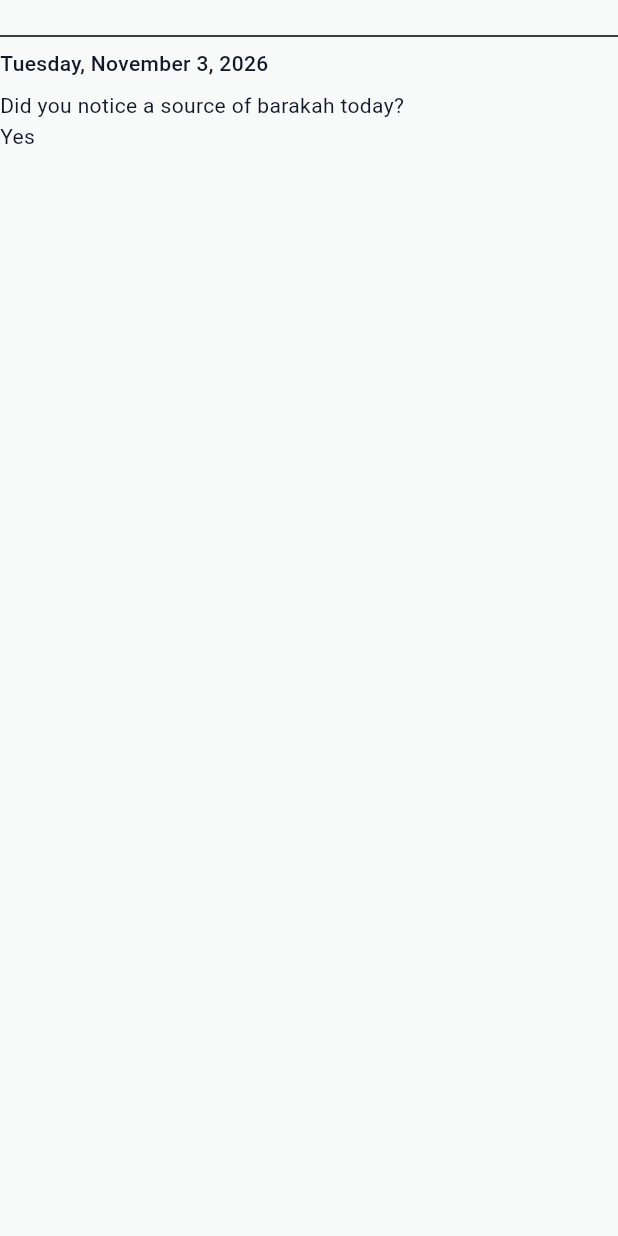
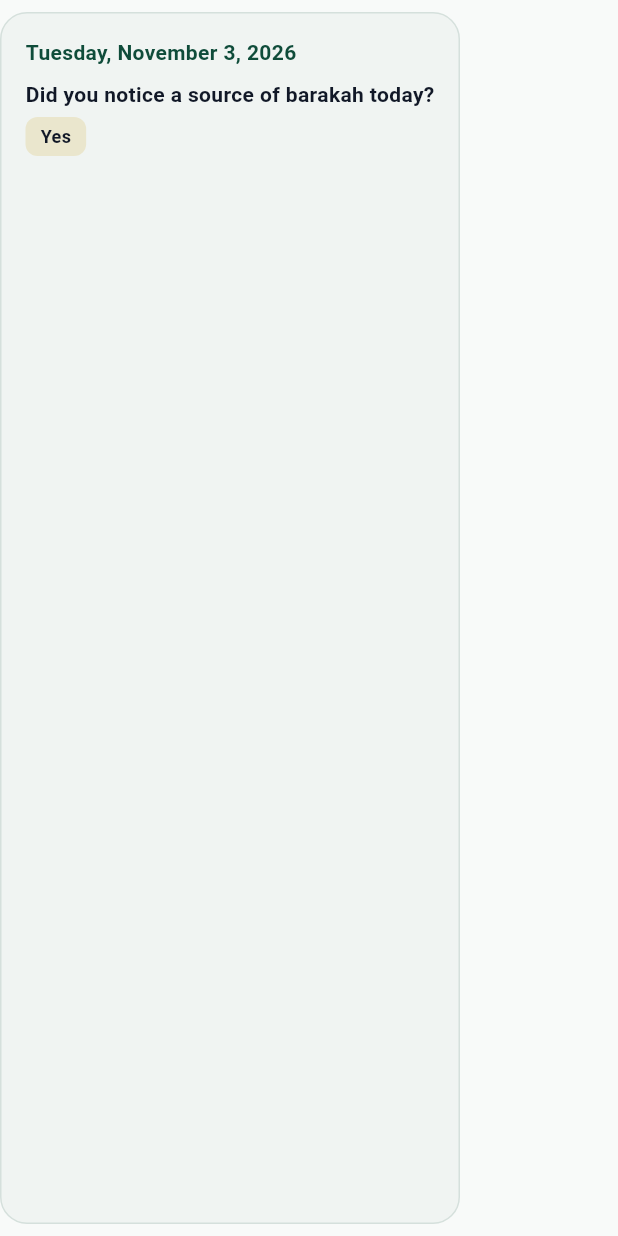
Before and after one commit to hamdi-ab/productive-muslim, a Flutter app: the _ReviewDay widget shown alone on an empty page, opened directly with empty values, on a phone screen of 412 x 824 dp. Run offline on Flutter 3.47's test engine with Material 3 defaults, Android fonts, the phone set to English and light mode, and no system bars; our stand-ins replace bloc, device_preview, drift, flutter_bloc, flutter_compass, flutter_local_notifications and 9 more; missing offline and left inert: adhan_dart; accounts and stored records are empty; generated files the repository leaves out were written again; statements that could not run were skipped.

Commit message:
feat(barakah): polish Barakah Weekly Review screen with Stitch styling and text scale resilience

```diff
--- a/lib/features/barakah/presentation/screens/barakah_review_screen.dart
+++ b/lib/features/barakah/presentation/screens/barakah_review_screen.dart
@@ -3,7 +3,9 @@ import 'package:flutter_bloc/flutter_bloc.dart';
 import 'package:intl/intl.dart';
 import 'package:productive_muslim/core/constants/app_spacing.dart';
 import 'package:productive_muslim/core/di/di.dart';
+import 'package:productive_muslim/core/theme/app_colors_extension.dart';
 import 'package:productive_muslim/core/theme/app_typography_extension.dart';
+import 'package:productive_muslim/core/utils/app_haptics.dart';
 import 'package:productive_muslim/data/services/settings_service.dart';
 import 'package:productive_muslim/domain/models/barakah_analytics_summary.dart';
 import 'package:productive_muslim/domain/models/barakah_daily_response.dart';
@@ -49,16 +51,35 @@ class _ReviewView extends StatelessWidget {
           builder: (context, state) => Column(
             children: [
               Padding(
-                padding: const EdgeInsets.symmetric(horizontal: AppSpacing.sm),
+                padding: const EdgeInsets.symmetric(
+                  horizontal: AppSpacing.md,
+                  vertical: AppSpacing.xs,
+                ),
+                child: Container(
+                  decoration: BoxDecoration(
+                    color: Theme.of(context).brightness == Brightness.dark
+                        ? AppColors.darkSurfaceSubtle
+                        : AppColors.surfaceSubtle,
+                    borderRadius: BorderRadius.circular(16),
+                    border: Border.all(
+                      color: AppColors.primary.withValues(alpha: 0.15),
+                    ),
+                  ),
                   child: Row(
                     children: [
                       IconButton(
                         key: const Key('review-previous'),
                         tooltip: l10n.barakahWeeklyPrevious,
-                      icon: const Icon(Icons.arrow_back),
-                      onPressed: () => context.read<BarakahReviewBloc>().add(
+                        icon: const Icon(
+                          Icons.arrow_back,
+                          color: AppColors.primary,
+                        ),
+                        onPressed: () {
+                          AppHaptics.lightImpact();
+                          context.read<BarakahReviewBloc>().add(
                             const BarakahReviewWeekSelected(-1),
-                      ),
+                          );
+                        },
                       ),
                       Expanded(
                         child: Semantics(
@@ -76,21 +97,32 @@ class _ReviewView extends StatelessWidget {
                             ),
                             key: const Key('review-range'),
                             textAlign: TextAlign.center,
-                          style: AppTypography.labelLarge,
+                            style: AppTypography.labelLarge.copyWith(
+                              fontWeight: FontWeight.bold,
+                            ),
+                            maxLines: 1,
+                            overflow: TextOverflow.ellipsis,
                           ),
                         ),
                       ),
                       IconButton(
                         key: const Key('review-next'),
                         tooltip: l10n.barakahWeeklyNext,
-                      icon: const Icon(Icons.arrow_forward),
+                        icon: const Icon(
+                          Icons.arrow_forward,
+                          color: AppColors.primary,
+                        ),
                         onPressed: state.week.canGoNext
-                          ? () => context.read<BarakahReviewBloc>().add(
+                            ? () {
+                                AppHaptics.lightImpact();
+                                context.read<BarakahReviewBloc>().add(
                                   const BarakahReviewWeekSelected(1),
-                            )
+                                );
+                              }
                             : null,
                       ),
                     ],
+                  ),
                 ),
               ),
               Expanded(
@@ -267,37 +299,91 @@ class _ReviewDay extends StatelessWidget {
   @override
   Widget build(BuildContext context) {
     final l10n = AppLocalizations.of(context)!;
+    final isDark = Theme.of(context).brightness == Brightness.dark;
     final dates = DateFormat.yMMMMEEEEd(
       Localizations.localeOf(context).toString(),
     );
     final response = day.response;
-    return Padding(
+    return Container(
       key: Key('review-day-${BarakahReviewWeek.dateKey(day.date)}'),
-      padding: const EdgeInsets.symmetric(vertical: AppSpacing.md),
+      margin: const EdgeInsets.symmetric(vertical: AppSpacing.sm),
+      padding: const EdgeInsets.all(AppSpacing.md),
+      decoration: BoxDecoration(
+        color: isDark ? AppColors.darkSurfaceSubtle : AppColors.surfaceSubtle,
+        borderRadius: BorderRadius.circular(18),
+        border: Border.all(color: AppColors.primary.withValues(alpha: 0.12)),
+      ),
       child: Column(
         crossAxisAlignment: CrossAxisAlignment.start,
         children: [
-          const Divider(),
           Semantics(
             header: true,
             child: Text(
               _localizedDigits(context, dates.format(day.date)),
-              style: AppTypography.labelLarge,
+              style: AppTypography.labelLarge.copyWith(
+                fontWeight: FontWeight.bold,
+                color: AppColors.primary,
+              ),
             ),
           ),
           const SizedBox(height: AppSpacing.sm),
           if (response == null)
             Text(
               day.future ? l10n.barakahWeeklyFuture : l10n.barakahWeeklyMissing,
+              style: TextStyle(
+                color: isDark
+                    ? AppColors.darkTextSecondary
+                    : AppColors.textSecondary,
+              ),
             )
           else ...[
-            Text(l10n.barakahDailyQuestion(response.promptId)),
-            Text(_answerLabel(l10n, response.answer)),
+            Text(
+              l10n.barakahDailyQuestion(response.promptId),
+              style: const TextStyle(fontWeight: FontWeight.w600),
+            ),
+            const SizedBox(height: 4),
+            Container(
+              padding: const EdgeInsets.symmetric(horizontal: 10, vertical: 4),
+              decoration: BoxDecoration(
+                color: AppColors.secondary.withValues(alpha: 0.2),
+                borderRadius: BorderRadius.circular(8),
+              ),
+              child: Text(
+                _answerLabel(l10n, response.answer),
+                style: const TextStyle(
+                  fontWeight: FontWeight.bold,
+                  fontSize: 12,
+                ),
+              ),
+            ),
+            if (day.selectedSources.isNotEmpty) ...[
+              const SizedBox(height: 8),
+              Wrap(
+                spacing: 6,
+                runSpacing: 4,
+                children: [
                   for (final source in day.selectedSources)
-              Text(l10n.barakahDailySource(source)),
+                    Container(
+                      padding: const EdgeInsets.symmetric(
+                        horizontal: 8,
+                        vertical: 3,
+                      ),
+                      decoration: BoxDecoration(
+                        color: AppColors.primary.withValues(alpha: 0.12),
+                        borderRadius: BorderRadius.circular(6),
+                      ),
+                      child: Text(
+                        l10n.barakahDailySource(source),
+                        style: const TextStyle(fontSize: 11),
+                      ),
+                    ),
+                ],
+              ),
+            ],
             if (response.note case final note? when note.isNotEmpty) ...[
               const SizedBox(height: AppSpacing.sm),
               Text(l10n.barakahWeeklyNote, style: AppTypography.labelMedium),
+              const SizedBox(height: 2),
               SelectableText(note),
             ],
           ],
```
Also changed, not shown: 1 other file. Lines whose indentation alone changed are shown as unchanged.
